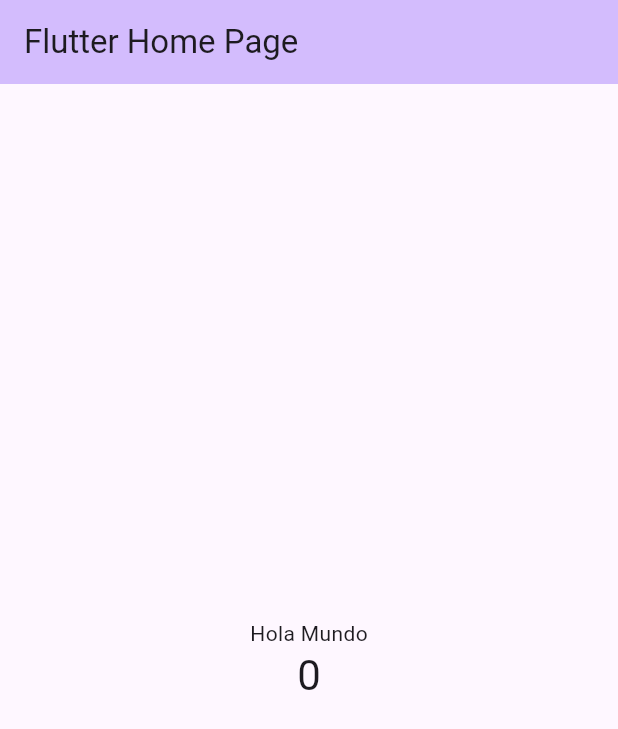
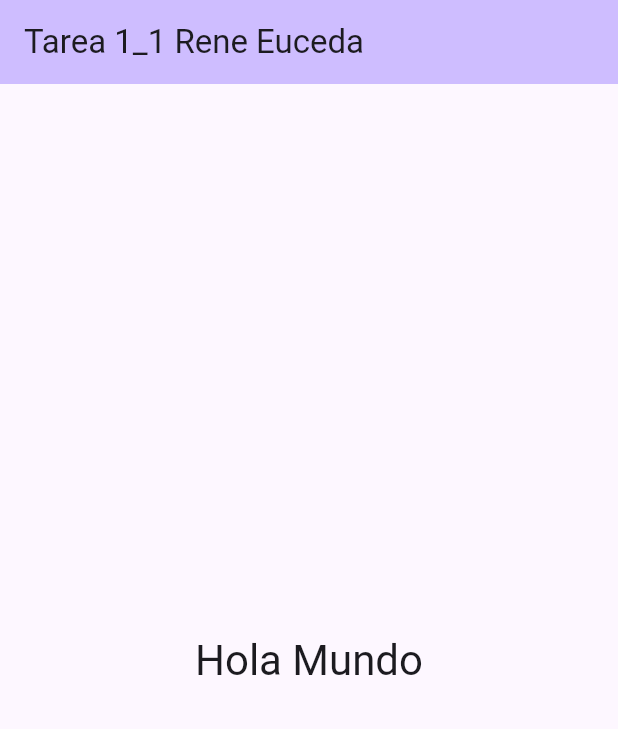
Before and after one commit to reuceda/tarea1_1, a Flutter app: the screen it shows after launch, on a phone screen of 412 x 824 dp. Shown: the top 729 px of the screen. Run offline on Flutter 3.47's test engine with Material 3 defaults, Android fonts, the light colour scheme and no system bars.

Commit message:
ultimo cambio

```diff
--- a/lib/main.dart
+++ b/lib/main.dart
@@ -14,25 +14,16 @@ class MyApp extends StatelessWidget {
       title: 'tarea1_1_rene_euceda',
       theme: ThemeData(
 
-        colorScheme: ColorScheme.fromSeed(seedColor: Colors.deepPurple),
+        colorScheme: ColorScheme.fromSeed(seedColor: const Color.fromARGB(255, 57, 4, 149)),
         useMaterial3: true,
       ),
-      home: const MyHomePage(title: 'Flutter Home Page'),
+      home: const MyHomePage(title: 'Tarea 1_1 Rene Euceda'),
     );
   }
 }
 
 class MyHomePage extends StatefulWidget {
   const MyHomePage({super.key, required this.title});
-
-  // This widget is the home page of your application. It is stateful, meaning
-  // that it has a State object (defined below) that contains fields that affect
-  // how it looks.
-
-  // This class is the configuration for the state. It holds the values (in this
-  // case the title) provided by the parent (in this case the App widget) and
-  // used by the build method of the State. Fields in a Widget subclass are
-  // always marked "final".
 
   final String title;
 
@@ -41,61 +32,20 @@ class MyHomePage extends StatefulWidget {
 }
 
 class _MyHomePageState extends State<MyHomePage> {
-  int _counter = 0;
-
-  void _incrementCounter() {
-    setState(() {
-      // This call to setState tells the Flutter framework that something has
-      // changed in this State, which causes it to rerun the build method below
-      // so that the display can reflect the updated values. If we changed
-      // _counter without calling setState(), then the build method would not be
-      // called again, and so nothing would appear to happen.
-      _counter++;
-    });
-  }
 
   @override
   Widget build(BuildContext context) {
-    // This method is rerun every time setState is called, for instance as done
-    // by the _incrementCounter method above.
-    //
-    // The Flutter framework has been optimized to make rerunning build methods
-    // fast, so that you can just rebuild anything that needs updating rather
-    // than having to individually change instances of widgets.
     return Scaffold(
       appBar: AppBar(
-        // TRY THIS: Try changing the color here to a specific color (to
-        // Colors.amber, perhaps?) and trigger a hot reload to see the AppBar
-        // change color while the other colors stay the same.
         backgroundColor: Theme.of(context).colorScheme.inversePrimary,
-        // Here we take the value from the MyHomePage object that was created by
-        // the App.build method, and use it to set our appbar title.
         title: Text(widget.title),
       ),
       body: Center(
-        // Center is a layout widget. It takes a single child and positions it
-        // in the middle of the parent.
         child: Column(
-          // Column is also a layout widget. It takes a list of children and
-          // arranges them vertically. By default, it sizes itself to fit its
-          // children horizontally, and tries to be as tall as its parent.
-          //
-          // Column has various properties to control how it sizes itself and
-          // how it positions its children. Here we use mainAxisAlignment to
-          // center the children vertically; the main axis here is the vertical
-          // axis because Columns are vertical (the cross axis would be
-          // horizontal).
-          //
-          // TRY THIS: Invoke "debug painting" (choose the "Toggle Debug Paint"
-          // action in the IDE, or press "p" in the console), to see the
-          // wireframe for each widget.
           mainAxisAlignment: MainAxisAlignment.center,
           children: <Widget>[
-            const Text(
+            Text(
               'Hola Mundo',
-            ),
-            Text(
-              '$_counter',
               style: Theme.of(context).textTheme.headlineMedium,
             ),
           ],
```
